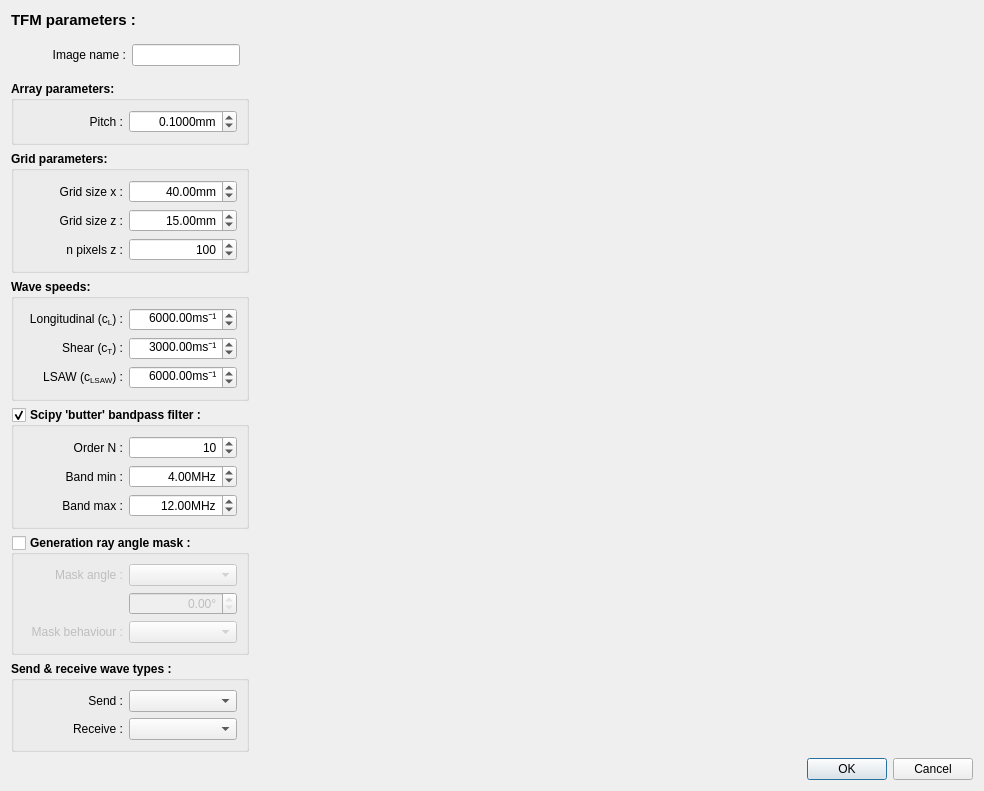
First picture: the form in qtdesigner/dialogs/dialog_tfm_parameters_fmclp.ui, repository MatthewRiding/Chorus, before the edit.
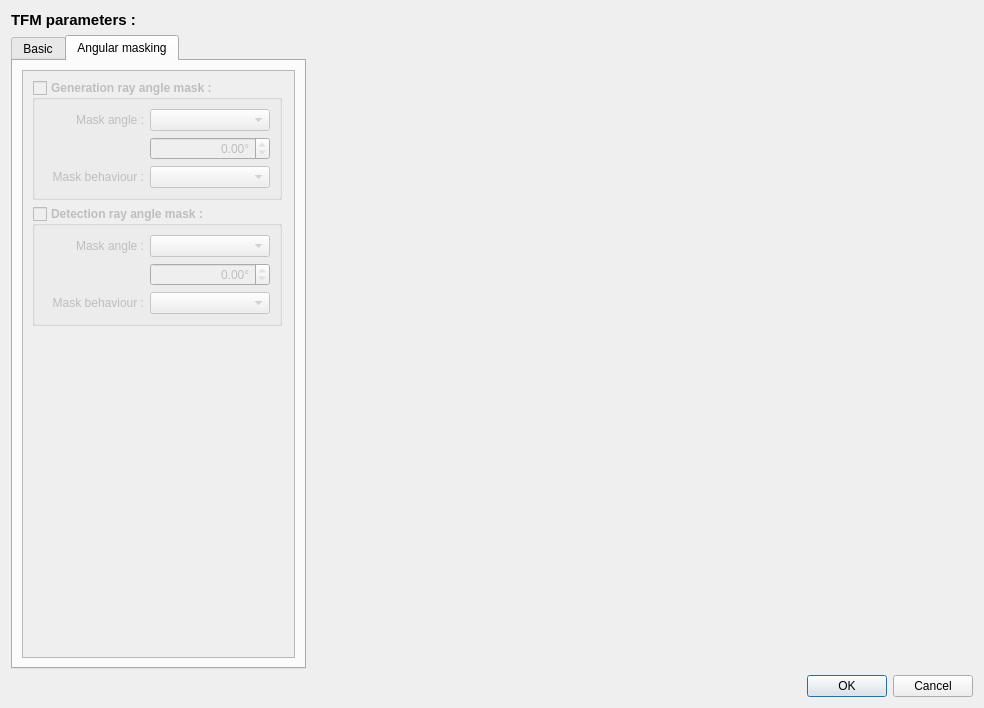
Second picture: the form after the edit. The open tabs and pages were chosen to show the change.

Commit message: Code fully refactored to handle separate send and receive travel time calculations, for both TFM and PCM extraction.  TFM params dialog re-organised to reflect new input parameter set.

Diff of the .ui file:
```diff
--- a/qtdesigner/dialogs/dialog_tfm_parameters_fmclp.ui
+++ b/qtdesigner/dialogs/dialog_tfm_parameters_fmclp.ui
@@ -7,7 +7,7 @@
     <x>0</x>
     <y>0</y>
     <width>984</width>
-    <height>732</height>
+    <height>708</height>
    </rect>
   </property>
   <property name="windowTitle">
@@ -38,6 +38,43 @@
         </widget>
        </item>
        <item>
+        <widget class="QTabWidget" name="tabWidget">
+         <property name="sizePolicy">
+          <sizepolicy hsizetype="Maximum" vsizetype="Expanding">
+           <horstretch>0</horstretch>
+           <verstretch>0</verstretch>
+          </sizepolicy>
+         </property>
+         <property name="minimumSize">
+          <size>
+           <width>295</width>
+           <height>0</height>
+          </size>
+         </property>
+         <property name="currentIndex">
+          <number>0</number>
+         </property>
+         <widget class="QWidget" name="tab_3">
+          <attribute name="title">
+           <string>Basic</string>
+          </attribute>
+          <layout class="QVBoxLayout" name="verticalLayout_3">
+           <item>
+            <widget class="QScrollArea" name="scrollArea">
+             <property name="widgetResizable">
+              <bool>true</bool>
+             </property>
+             <widget class="QWidget" name="scrollAreaWidgetContents">
+              <property name="geometry">
+               <rect>
+                <x>0</x>
+                <y>0</y>
+                <width>269</width>
+                <height>581</height>
+               </rect>
+              </property>
+              <layout class="QVBoxLayout" name="verticalLayout_4">
+               <item>
         <widget class="QWidget" name="widget" native="true">
          <property name="sizePolicy">
           <sizepolicy hsizetype="Maximum" vsizetype="Preferred">
@@ -52,6 +89,19 @@
           </size>
          </property>
          <layout class="QGridLayout" name="gridLayout_6">
+                  <item row="0" column="1">
+                   <widget class="QLineEdit" name="line_edit_description">
+                    <property name="sizePolicy">
+                     <sizepolicy hsizetype="Preferred" vsizetype="Fixed">
+                      <horstretch>0</horstretch>
+                      <verstretch>0</verstretch>
+                     </sizepolicy>
+                    </property>
+                    <property name="placeholderText">
+                     <string>(Optional)</string>
+                    </property>
+                   </widget>
+                  </item>
           <item row="0" column="0">
            <widget class="QLabel" name="label">
             <property name="minimumSize">
@@ -692,140 +742,6 @@
          </layout>
         </widget>
        </item>
-       <item>
-        <widget class="QGroupBox" name="groupBox_gen_mask">
-         <property name="sizePolicy">
-          <sizepolicy hsizetype="Maximum" vsizetype="Preferred">
-           <horstretch>0</horstretch>
-           <verstretch>0</verstretch>
-          </sizepolicy>
-         </property>
-         <property name="maximumSize">
-          <size>
-           <width>250</width>
-           <height>16777215</height>
-          </size>
-         </property>
-         <property name="font">
-          <font>
-           <bold>true</bold>
-          </font>
-         </property>
-         <property name="title">
-          <string>Generation ray angle mask :</string>
-         </property>
-         <property name="checkable">
-          <bool>true</bool>
-         </property>
-         <property name="checked">
-          <bool>false</bool>
-         </property>
-         <layout class="QFormLayout" name="formLayout_5">
-          <item row="0" column="0">
-           <widget class="QLabel" name="label_3">
-            <property name="minimumSize">
-             <size>
-              <width>100</width>
-              <height>0</height>
-             </size>
-            </property>
-            <property name="font">
-             <font>
-              <bold>false</bold>
-             </font>
-            </property>
-            <property name="text">
-             <string>Mask angle :</string>
-            </property>
-            <property name="alignment">
-             <set>Qt::AlignRight|Qt::AlignTrailing|Qt::AlignVCenter</set>
-            </property>
-           </widget>
-          </item>
-          <item row="0" column="1">
-           <widget class="QComboBox" name="comboBox_mask_angle">
-            <property name="sizePolicy">
-             <sizepolicy hsizetype="Preferred" vsizetype="Fixed">
-              <horstretch>0</horstretch>
-              <verstretch>0</verstretch>
-             </sizepolicy>
-            </property>
-            <property name="font">
-             <font>
-              <bold>false</bold>
-             </font>
-            </property>
-            <property name="currentText">
-             <string/>
-            </property>
-            <property name="currentIndex">
-             <number>-1</number>
-            </property>
-           </widget>
-          </item>
-          <item row="1" column="1">
-           <widget class="QDoubleSpinBox" name="doubleSpinBox_mask_angle">
-            <property name="sizePolicy">
-             <sizepolicy hsizetype="Preferred" vsizetype="Fixed">
-              <horstretch>0</horstretch>
-              <verstretch>0</verstretch>
-             </sizepolicy>
-            </property>
-            <property name="font">
-             <font>
-              <bold>false</bold>
-             </font>
-            </property>
-            <property name="alignment">
-             <set>Qt::AlignRight|Qt::AlignTrailing|Qt::AlignVCenter</set>
-            </property>
-            <property name="readOnly">
-             <bool>true</bool>
-            </property>
-            <property name="suffix">
-             <string>°</string>
-            </property>
-           </widget>
-          </item>
-          <item row="2" column="0">
-           <widget class="QLabel" name="label_4">
-            <property name="minimumSize">
-             <size>
-              <width>100</width>
-              <height>0</height>
-             </size>
-            </property>
-            <property name="font">
-             <font>
-              <bold>false</bold>
-             </font>
-            </property>
-            <property name="text">
-             <string>Mask behaviour :</string>
-            </property>
-            <property name="alignment">
-             <set>Qt::AlignRight|Qt::AlignTrailing|Qt::AlignVCenter</set>
-            </property>
-           </widget>
-          </item>
-          <item row="2" column="1">
-           <widget class="QComboBox" name="comboBox_mask_behaviour">
-            <property name="sizePolicy">
-             <sizepolicy hsizetype="Preferred" vsizetype="Fixed">
-              <horstretch>0</horstretch>
-              <verstretch>0</verstretch>
-             </sizepolicy>
-            </property>
-            <property name="font">
-             <font>
-              <bold>false</bold>
-             </font>
-            </property>
-           </widget>
-          </item>
-         </layout>
-        </widget>
-       </item>
        <item>
         <widget class="QGroupBox" name="groupBox">
          <property name="sizePolicy">
@@ -942,6 +858,327 @@
           </size>
          </property>
         </spacer>
+               </item>
+              </layout>
+             </widget>
+            </widget>
+           </item>
+          </layout>
+         </widget>
+         <widget class="QWidget" name="tab_4">
+          <attribute name="title">
+           <string>Angular masking</string>
+          </attribute>
+          <layout class="QHBoxLayout" name="horizontalLayout_2">
+           <item>
+            <widget class="QScrollArea" name="scrollArea_2">
+             <property name="widgetResizable">
+              <bool>true</bool>
+             </property>
+             <widget class="QWidget" name="scrollAreaWidgetContents_2">
+              <property name="geometry">
+               <rect>
+                <x>0</x>
+                <y>0</y>
+                <width>269</width>
+                <height>581</height>
+               </rect>
+              </property>
+              <layout class="QVBoxLayout" name="verticalLayout_5">
+               <item>
+                <widget class="QGroupBox" name="groupBox_mask_gen">
+                 <property name="enabled">
+                  <bool>false</bool>
+                 </property>
+                 <property name="sizePolicy">
+                  <sizepolicy hsizetype="Maximum" vsizetype="Maximum">
+                   <horstretch>0</horstretch>
+                   <verstretch>0</verstretch>
+                  </sizepolicy>
+                 </property>
+                 <property name="maximumSize">
+                  <size>
+                   <width>250</width>
+                   <height>16777215</height>
+                  </size>
+                 </property>
+                 <property name="font">
+                  <font>
+                   <bold>true</bold>
+                  </font>
+                 </property>
+                 <property name="title">
+                  <string>Generation ray angle mask :</string>
+                 </property>
+                 <property name="checkable">
+                  <bool>true</bool>
+                 </property>
+                 <property name="checked">
+                  <bool>false</bool>
+                 </property>
+                 <layout class="QFormLayout" name="formLayout_5">
+                  <item row="0" column="0">
+                   <widget class="QLabel" name="label_3">
+                    <property name="minimumSize">
+                     <size>
+                      <width>100</width>
+                      <height>0</height>
+                     </size>
+                    </property>
+                    <property name="font">
+                     <font>
+                      <bold>false</bold>
+                     </font>
+                    </property>
+                    <property name="text">
+                     <string>Mask angle :</string>
+                    </property>
+                    <property name="alignment">
+                     <set>Qt::AlignRight|Qt::AlignTrailing|Qt::AlignVCenter</set>
+                    </property>
+                   </widget>
+                  </item>
+                  <item row="0" column="1">
+                   <widget class="QComboBox" name="comboBox_mask_angle_gen">
+                    <property name="sizePolicy">
+                     <sizepolicy hsizetype="Preferred" vsizetype="Fixed">
+                      <horstretch>0</horstretch>
+                      <verstretch>0</verstretch>
+                     </sizepolicy>
+                    </property>
+                    <property name="font">
+                     <font>
+                      <bold>false</bold>
+                     </font>
+                    </property>
+                    <property name="currentText">
+                     <string/>
+                    </property>
+                    <property name="currentIndex">
+                     <number>-1</number>
+                    </property>
+                   </widget>
+                  </item>
+                  <item row="1" column="1">
+                   <widget class="QDoubleSpinBox" name="doubleSpinBox_mask_angle_gen">
+                    <property name="sizePolicy">
+                     <sizepolicy hsizetype="Preferred" vsizetype="Fixed">
+                      <horstretch>0</horstretch>
+                      <verstretch>0</verstretch>
+                     </sizepolicy>
+                    </property>
+                    <property name="font">
+                     <font>
+                      <bold>false</bold>
+                     </font>
+                    </property>
+                    <property name="alignment">
+                     <set>Qt::AlignRight|Qt::AlignTrailing|Qt::AlignVCenter</set>
+                    </property>
+                    <property name="readOnly">
+                     <bool>true</bool>
+                    </property>
+                    <property name="suffix">
+                     <string>°</string>
+                    </property>
+                   </widget>
+                  </item>
+                  <item row="2" column="0">
+                   <widget class="QLabel" name="label_4">
+                    <property name="minimumSize">
+                     <size>
+                      <width>100</width>
+                      <height>0</height>
+                     </size>
+                    </property>
+                    <property name="font">
+                     <font>
+                      <bold>false</bold>
+                     </font>
+                    </property>
+                    <property name="text">
+                     <string>Mask behaviour :</string>
+                    </property>
+                    <property name="alignment">
+                     <set>Qt::AlignRight|Qt::AlignTrailing|Qt::AlignVCenter</set>
+                    </property>
+                   </widget>
+                  </item>
+                  <item row="2" column="1">
+                   <widget class="QComboBox" name="comboBox_mask_behaviour_gen">
+                    <property name="sizePolicy">
+                     <sizepolicy hsizetype="Preferred" vsizetype="Fixed">
+                      <horstretch>0</horstretch>
+                      <verstretch>0</verstretch>
+                     </sizepolicy>
+                    </property>
+                    <property name="font">
+                     <font>
+                      <bold>false</bold>
+                     </font>
+                    </property>
+                   </widget>
+                  </item>
+                 </layout>
+                </widget>
+               </item>
+               <item>
+                <widget class="QGroupBox" name="groupBox_mask_det">
+                 <property name="enabled">
+                  <bool>false</bool>
+                 </property>
+                 <property name="sizePolicy">
+                  <sizepolicy hsizetype="Maximum" vsizetype="Maximum">
+                   <horstretch>0</horstretch>
+                   <verstretch>0</verstretch>
+                  </sizepolicy>
+                 </property>
+                 <property name="maximumSize">
+                  <size>
+                   <width>250</width>
+                   <height>16777215</height>
+                  </size>
+                 </property>
+                 <property name="font">
+                  <font>
+                   <bold>true</bold>
+                  </font>
+                 </property>
+                 <property name="title">
+                  <string>Detection ray angle mask :</string>
+                 </property>
+                 <property name="checkable">
+                  <bool>true</bool>
+                 </property>
+                 <property name="checked">
+                  <bool>false</bool>
+                 </property>
+                 <layout class="QFormLayout" name="formLayout_7">
+                  <item row="0" column="0">
+                   <widget class="QLabel" name="label_16">
+                    <property name="minimumSize">
+                     <size>
+                      <width>100</width>
+                      <height>0</height>
+                     </size>
+                    </property>
+                    <property name="font">
+                     <font>
+                      <bold>false</bold>
+                     </font>
+                    </property>
+                    <property name="text">
+                     <string>Mask angle :</string>
+                    </property>
+                    <property name="alignment">
+                     <set>Qt::AlignRight|Qt::AlignTrailing|Qt::AlignVCenter</set>
+                    </property>
+                   </widget>
+                  </item>
+                  <item row="0" column="1">
+                   <widget class="QComboBox" name="comboBox_mask_angle_det">
+                    <property name="sizePolicy">
+                     <sizepolicy hsizetype="Preferred" vsizetype="Fixed">
+                      <horstretch>0</horstretch>
+                      <verstretch>0</verstretch>
+                     </sizepolicy>
+                    </property>
+                    <property name="font">
+                     <font>
+                      <bold>false</bold>
+                     </font>
+                    </property>
+                    <property name="currentText">
+                     <string/>
+                    </property>
+                    <property name="currentIndex">
+                     <number>-1</number>
+                    </property>
+                   </widget>
+                  </item>
+                  <item row="1" column="1">
+                   <widget class="QDoubleSpinBox" name="doubleSpinBox_mask_angle_det">
+                    <property name="sizePolicy">
+                     <sizepolicy hsizetype="Preferred" vsizetype="Fixed">
+                      <horstretch>0</horstretch>
+                      <verstretch>0</verstretch>
+                     </sizepolicy>
+                    </property>
+                    <property name="font">
+                     <font>
+                      <bold>false</bold>
+                     </font>
+                    </property>
+                    <property name="alignment">
+                     <set>Qt::AlignRight|Qt::AlignTrailing|Qt::AlignVCenter</set>
+                    </property>
+                    <property name="readOnly">
+                     <bool>true</bool>
+                    </property>
+                    <property name="suffix">
+                     <string>°</string>
+                    </property>
+                   </widget>
+                  </item>
+                  <item row="2" column="0">
+                   <widget class="QLabel" name="label_17">
+                    <property name="minimumSize">
+                     <size>
+                      <width>100</width>
+                      <height>0</height>
+                     </size>
+                    </property>
+                    <property name="font">
+                     <font>
+                      <bold>false</bold>
+                     </font>
+                    </property>
+                    <property name="text">
+                     <string>Mask behaviour :</string>
+                    </property>
+                    <property name="alignment">
+                     <set>Qt::AlignRight|Qt::AlignTrailing|Qt::AlignVCenter</set>
+                    </property>
+                   </widget>
+                  </item>
+                  <item row="2" column="1">
+                   <widget class="QComboBox" name="comboBox_mask_behaviour_det">
+                    <property name="sizePolicy">
+                     <sizepolicy hsizetype="Preferred" vsizetype="Fixed">
+                      <horstretch>0</horstretch>
+                      <verstretch>0</verstretch>
+                     </sizepolicy>
+                    </property>
+                    <property name="font">
+                     <font>
+                      <bold>false</bold>
+                     </font>
+                    </property>
+                   </widget>
+                  </item>
+                 </layout>
+                </widget>
+               </item>
+               <item>
+                <spacer name="verticalSpacer_2">
+                 <property name="orientation">
+                  <enum>Qt::Vertical</enum>
+                 </property>
+                 <property name="sizeHint" stdset="0">
+                  <size>
+                   <width>20</width>
+                   <height>40</height>
+                  </size>
+                 </property>
+                </spacer>
+               </item>
+              </layout>
+             </widget>
+            </widget>
+           </item>
+          </layout>
+         </widget>
+        </widget>
        </item>
       </layout>
      </item>
```
Left out of the diff: 10 changed lines with no effect on the pictures. Lines whose indentation alone changed are shown as unchanged. The commit also changes 27 other files.
